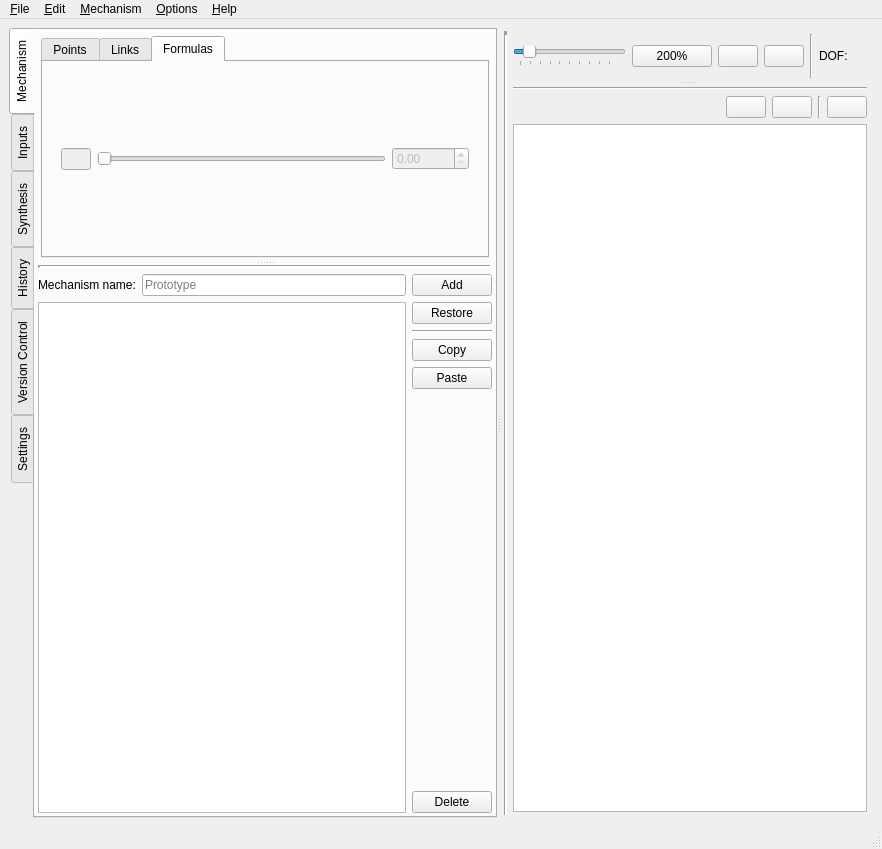
First picture: the form in core/widgets/main.ui, repository KmolYuan/Pyslvs-UI, before the edit.
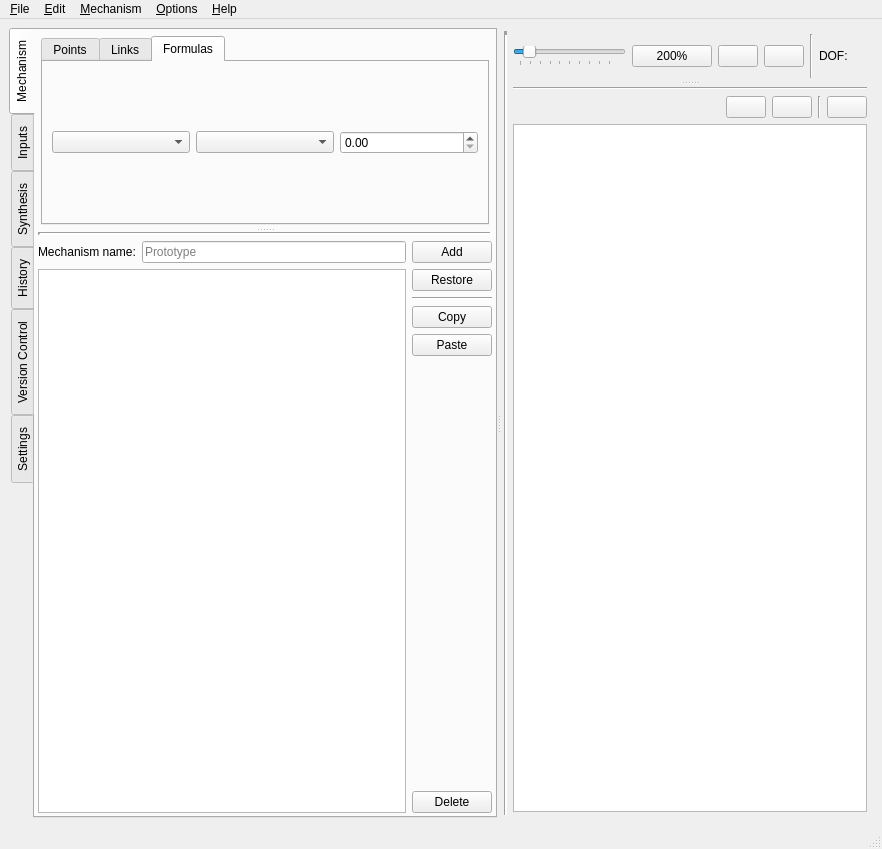
Second picture: the form after the edit. The open tabs and pages were chosen to show the change. Icons and pictures are not drawn.

Commit message: Adjustment of "adjust link" UI.

The edit to the form file:
```diff
--- a/core/widgets/main.ui
+++ b/core/widgets/main.ui
@@ -223,39 +223,12 @@
                          <number>0</number>
                         </property>
                         <item>
-                         <widget class="QWidget" name="link_free_move_widget" native="true">
-                          <property name="enabled">
-                           <bool>false</bool>
-                          </property>
-                          <layout class="QHBoxLayout" name="horizontalLayout_3">
+                         <layout class="QHBoxLayout" name="horizontalLayout_4">
                            <item>
-                            <widget class="QLineEdit" name="link_free_move_linkname">
-                             <property name="sizePolicy">
-                              <sizepolicy hsizetype="Minimum" vsizetype="Fixed">
-                               <horstretch>0</horstretch>
-                               <verstretch>0</verstretch>
-                              </sizepolicy>
-                             </property>
-                             <property name="maximumSize">
-                              <size>
-                               <width>30</width>
-                               <height>16777215</height>
-                              </size>
-                             </property>
-                             <property name="readOnly">
-                              <bool>true</bool>
-                             </property>
-                            </widget>
+                           <widget class="QComboBox" name="link_free_move_base"/>
                            </item>
                            <item>
-                            <widget class="QSlider" name="link_free_move_slider">
-                             <property name="maximum">
-                              <number>10000</number>
-                             </property>
-                             <property name="orientation">
-                              <enum>Qt::Horizontal</enum>
-                             </property>
-                            </widget>
+                           <widget class="QComboBox" name="link_free_move_other"/>
                            </item>
                            <item>
                             <widget class="QDoubleSpinBox" name="link_free_move_spinbox">
@@ -265,7 +238,6 @@
                             </widget>
                            </item>
                           </layout>
-                         </widget>
                         </item>
                        </layout>
                       </widget>
```
Left out of the diff: 6 changed lines with no effect on the pictures. Lines whose indentation alone changed are shown as unchanged. The commit also changes 10 other files.
